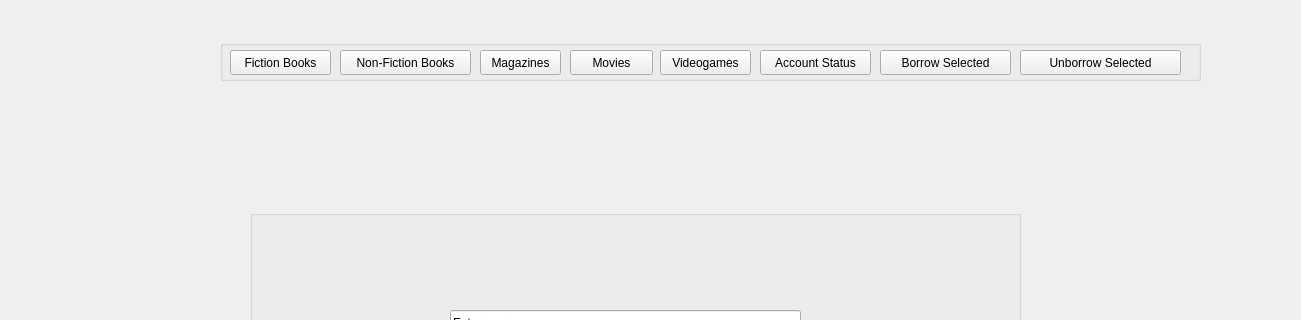
Before: the Qt Designer form mainwindow.ui in MichelBehnia/COMP3004-group103, drawn with Qt 5; both pictures show x 0 to 1301 and y 0 to 320 of the 1301 by 552 pixel window.
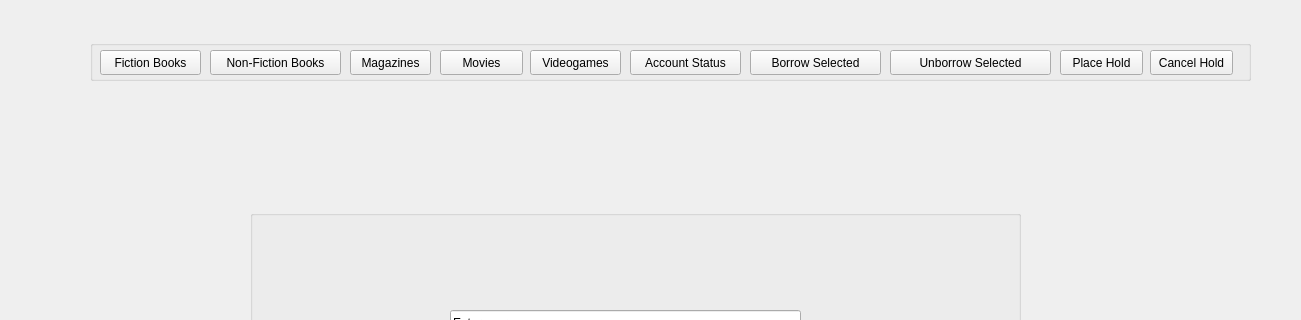
After: the same form once the commit is applied.

Commit message: fixed compilation errors

```diff
--- a/mainwindow.ui
+++ b/mainwindow.ui
@@ -35,9 +35,9 @@
    <widget class="QGroupBox" name="tableButtonGroupBox">
     <property name="geometry">
      <rect>
-      <x>220</x>
+      <x>90</x>
       <y>40</y>
-      <width>981</width>
+      <width>1161</width>
       <height>41</height>
      </rect>
     </property>
@@ -164,6 +164,32 @@
       <string>Unborrow Selected</string>
      </property>
     </widget>
+    <widget class="QPushButton" name="placeHoldButton">
+     <property name="geometry">
+      <rect>
+       <x>970</x>
+       <y>10</y>
+       <width>83</width>
+       <height>25</height>
+      </rect>
+     </property>
+     <property name="text">
+      <string>Place Hold</string>
+     </property>
+    </widget>
+    <widget class="QPushButton" name="cancelHoldButton">
+     <property name="geometry">
+      <rect>
+       <x>1060</x>
+       <y>10</y>
+       <width>83</width>
+       <height>25</height>
+      </rect>
+     </property>
+     <property name="text">
+      <string>Cancel Hold</string>
+     </property>
+    </widget>
    </widget>
 
    <!--main page switch area-->
```
Left out of the diff: 55 changed lines with no effect on the pictures. The commit also changes 2 other files.
